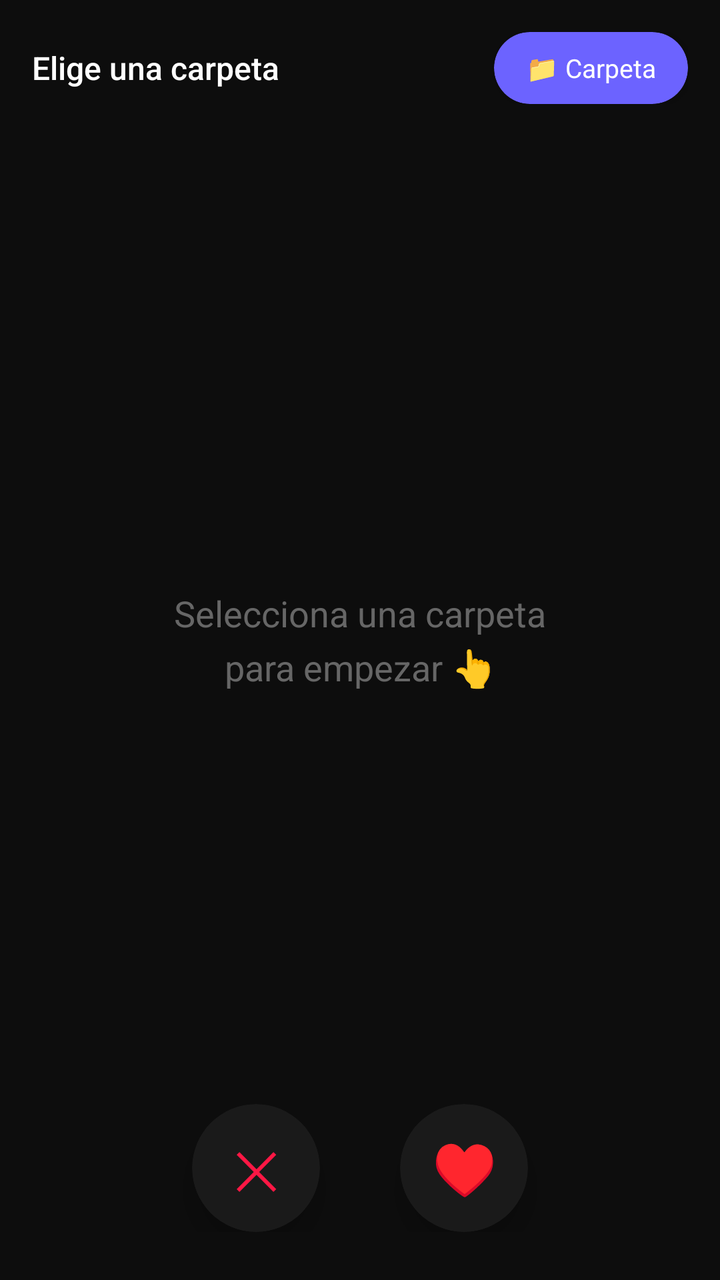
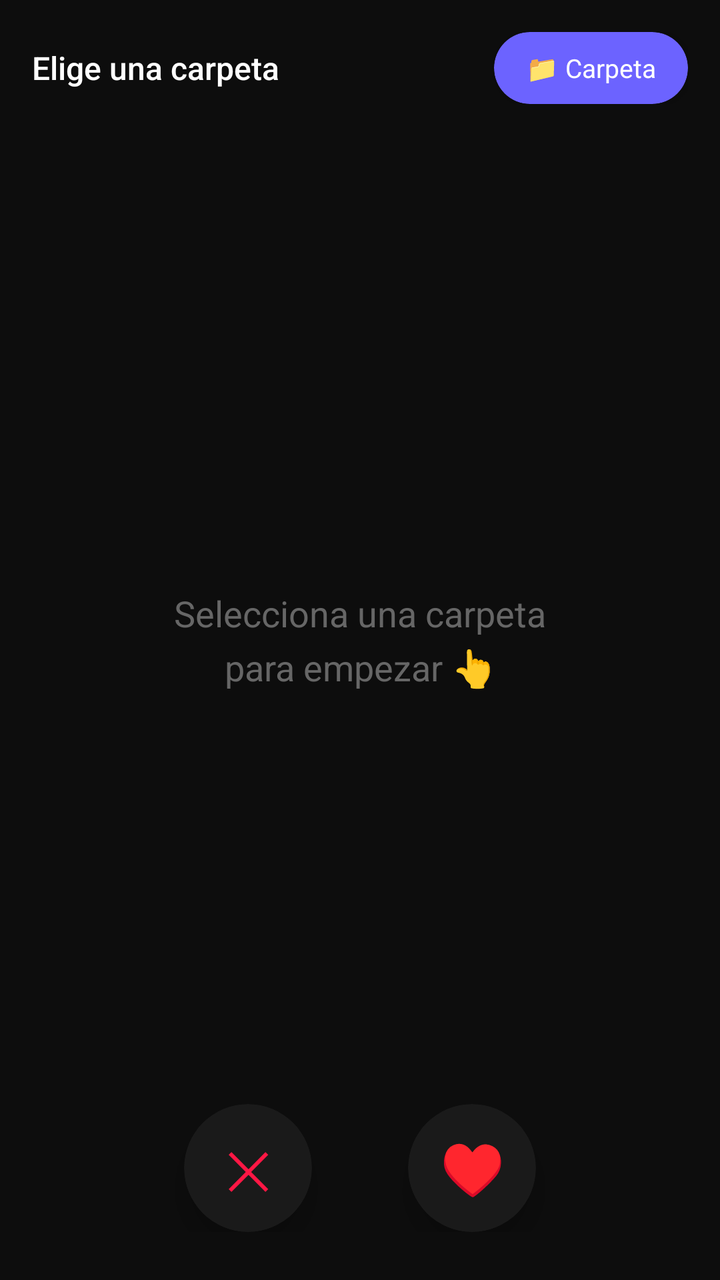

Two renders of the same Android screen: before a commit and after it. Below are the layout's source before the change and the commit's diff.
<!-- AndroidManifest.xml: application theme AppTheme -->
<!-- res/layout/activity_main.xml -->
<?xml version="1.0" encoding="utf-8"?>
<androidx.constraintlayout.widget.ConstraintLayout
    xmlns:android="http://schemas.android.com/apk/res/android"
    xmlns:app="http://schemas.android.com/apk/res-auto"
    android:layout_width="match_parent"
    android:layout_height="match_parent"
    android:background="#0D0D0D">

    <LinearLayout
        android:id="@+id/topBar"
        android:layout_width="match_parent"
        android:layout_height="wrap_content"
        android:orientation="horizontal"
        android:padding="16dp"
        android:gravity="center_vertical"
        app:layout_constraintTop_toTopOf="parent">

        <TextView
            android:id="@+id/tvCounter"
            android:layout_width="0dp"
            android:layout_height="wrap_content"
            android:layout_weight="1"
            android:text="Elige una carpeta"
            android:textColor="#FFFFFF"
            android:textSize="16sp"
            android:fontFamily="sans-serif-medium"/>

        <androidx.cardview.widget.CardView
            android:id="@+id/btnFolder"
            android:layout_width="wrap_content"
            android:layout_height="36dp"
            app:cardCornerRadius="18dp"
            app:cardBackgroundColor="#6C63FF"
            app:cardElevation="4dp">
            <TextView
                android:layout_width="wrap_content"
                android:layout_height="match_parent"
                android:text="📁 Carpeta"
                android:textColor="#FFF"
                android:textSize="13sp"
                android:paddingLeft="16dp"
                android:paddingRight="16dp"
                android:gravity="center"/>
        </androidx.cardview.widget.CardView>
    </LinearLayout>

    <androidx.cardview.widget.CardView
        android:id="@+id/cardView"
        android:layout_width="0dp"
        android:layout_height="0dp"
        android:layout_margin="16dp"
        app:cardCornerRadius="20dp"
        app:cardElevation="12dp"
        app:cardBackgroundColor="#1A1A1A"
        app:layout_constraintTop_toBottomOf="@id/topBar"
        app:layout_constraintBottom_toTopOf="@id/bottomBar"
        app:layout_constraintLeft_toLeftOf="parent"
        app:layout_constraintRight_toRightOf="parent"
        android:visibility="gone">

        <FrameLayout
            android:layout_width="match_parent"
            android:layout_height="match_parent">

            <ImageView
                android:id="@+id/imageView"
                android:layout_width="match_parent"
                android:layout_height="match_parent"
                android:scaleType="centerCrop"/>

            <VideoView
                android:id="@+id/videoView"
                android:layout_width="match_parent"
                android:layout_height="match_parent"
                android:visibility="gone"/>

            
            <TextView
                android:id="@+id/tvType"
                android:layout_width="wrap_content"
                android:layout_height="wrap_content"
                android:layout_gravity="top|start"
                android:layout_margin="12dp"
                android:paddingLeft="10dp"
                android:paddingRight="10dp"
                android:paddingTop="4dp"
                android:paddingBottom="4dp"
                android:textColor="#FFF"
                android:textSize="12sp"
                android:textStyle="bold"/>

            
            <FrameLayout
                android:id="@+id/overlayKeep"
                android:layout_width="match_parent"
                android:layout_height="match_parent"
                android:background="#4400C853"
                android:visibility="gone">
                <TextView
                    android:layout_width="wrap_content"
                    android:layout_height="wrap_content"
                    android:layout_gravity="center"
                    android:text="✓"
                    android:textColor="#00C853"
                    android:textSize="80sp"
                    android:textStyle="bold"/>
            </FrameLayout>

            
            <FrameLayout
                android:id="@+id/overlayDelete"
                android:layout_width="match_parent"
                android:layout_height="match_parent"
                android:background="#44FF1744"
                android:visibility="gone">
                <TextView
                    android:layout_width="wrap_content"
                    android:layout_height="wrap_content"
                    android:layout_gravity="center"
                    android:text="✕"
                    android:textColor="#FF1744"
                    android:textSize="80sp"
                    android:textStyle="bold"/>
            </FrameLayout>

        </FrameLayout>
    </androidx.cardview.widget.CardView>

    <TextView
        android:id="@+id/tvEmpty"
        android:layout_width="wrap_content"
        android:layout_height="wrap_content"
        android:text="Selecciona una carpeta\npara empezar 👆"
        android:textColor="#666"
        android:textSize="18sp"
        android:gravity="center"
        android:lineSpacingExtra="6dp"
        app:layout_constraintTop_toTopOf="parent"
        app:layout_constraintBottom_toBottomOf="parent"
        app:layout_constraintLeft_toLeftOf="parent"
        app:layout_constraintRight_toRightOf="parent"/>

    <LinearLayout
        android:id="@+id/bottomBar"
        android:layout_width="match_parent"
        android:layout_height="wrap_content"
        android:orientation="horizontal"
        android:padding="24dp"
        android:gravity="center"
        app:layout_constraintBottom_toBottomOf="parent">

        <androidx.cardview.widget.CardView
            android:id="@+id/btnDelete"
            android:layout_width="64dp"
            android:layout_height="64dp"
            app:cardCornerRadius="32dp"
            app:cardBackgroundColor="#1A1A1A"
            app:cardElevation="8dp">
            <TextView
                android:layout_width="match_parent"
                android:layout_height="match_parent"
                android:text="✕"
                android:textColor="#FF1744"
                android:textSize="26sp"
                android:gravity="center"/>
        </androidx.cardview.widget.CardView>

        <View android:layout_width="40dp" android:layout_height="1dp"/>

        <androidx.cardview.widget.CardView
            android:id="@+id/btnKeep"
            android:layout_width="64dp"
            android:layout_height="64dp"
            app:cardCornerRadius="32dp"
            app:cardBackgroundColor="#1A1A1A"
            app:cardElevation="8dp">
            <TextView
                android:layout_width="match_parent"
                android:layout_height="match_parent"
                android:text="♥"
                android:textColor="#00C853"
                android:textSize="26sp"
                android:gravity="center"/>
        </androidx.cardview.widget.CardView>

    </LinearLayout>

</androidx.constraintlayout.widget.ConstraintLayout>
<!-- resources referenced by this layout -->
<resources>
  <style name="AppTheme" parent="Theme.AppCompat.Light.NoActionBar">
          <item name="colorPrimary">#000000</item>
          <item name="colorPrimaryDark">#000000</item>
          <item name="colorAccent">#FFFFFF</item>
      </style>
</resources>

<!-- the commit's change to res/layout/activity_main.xml (unified diff, before → after) -->
@@ -165,7 +165,26 @@
                 android:gravity="center"/>
         </androidx.cardview.widget.CardView>
 
-        <View android:layout_width="40dp" android:layout_height="1dp"/>
+        <View android:layout_width="24dp" android:layout_height="1dp"/>
+
+        
+        <androidx.cardview.widget.CardView
+            android:id="@+id/btnSave"
+            android:layout_width="48dp"
+            android:layout_height="48dp"
+            app:cardCornerRadius="24dp"
+            app:cardBackgroundColor="#1A1A1A"
+            app:cardElevation="8dp"
+            android:visibility="gone">
+            <TextView
+                android:layout_width="match_parent"
+                android:layout_height="match_parent"
+                android:text="💾"
+                android:textSize="20sp"
+                android:gravity="center"/>
+        </androidx.cardview.widget.CardView>
+
+        <View android:layout_width="24dp" android:layout_height="1dp"/>
 
         <androidx.cardview.widget.CardView
             android:id="@+id/btnKeep"
